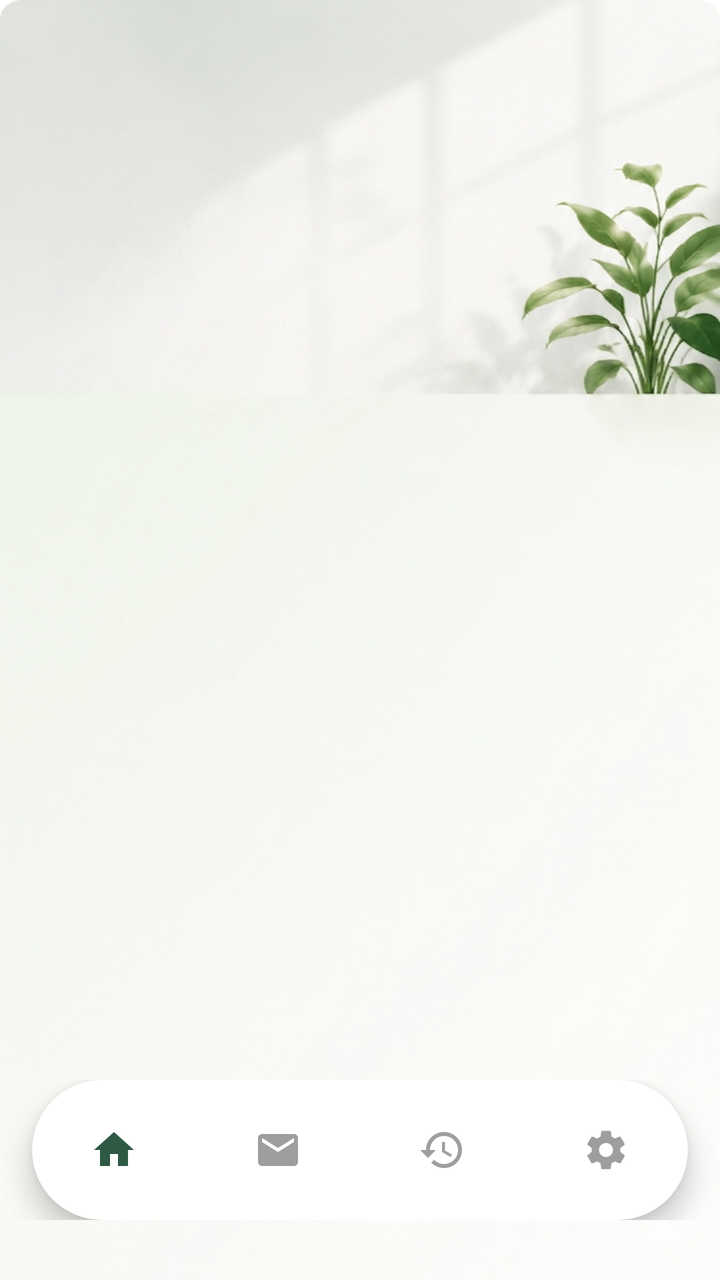
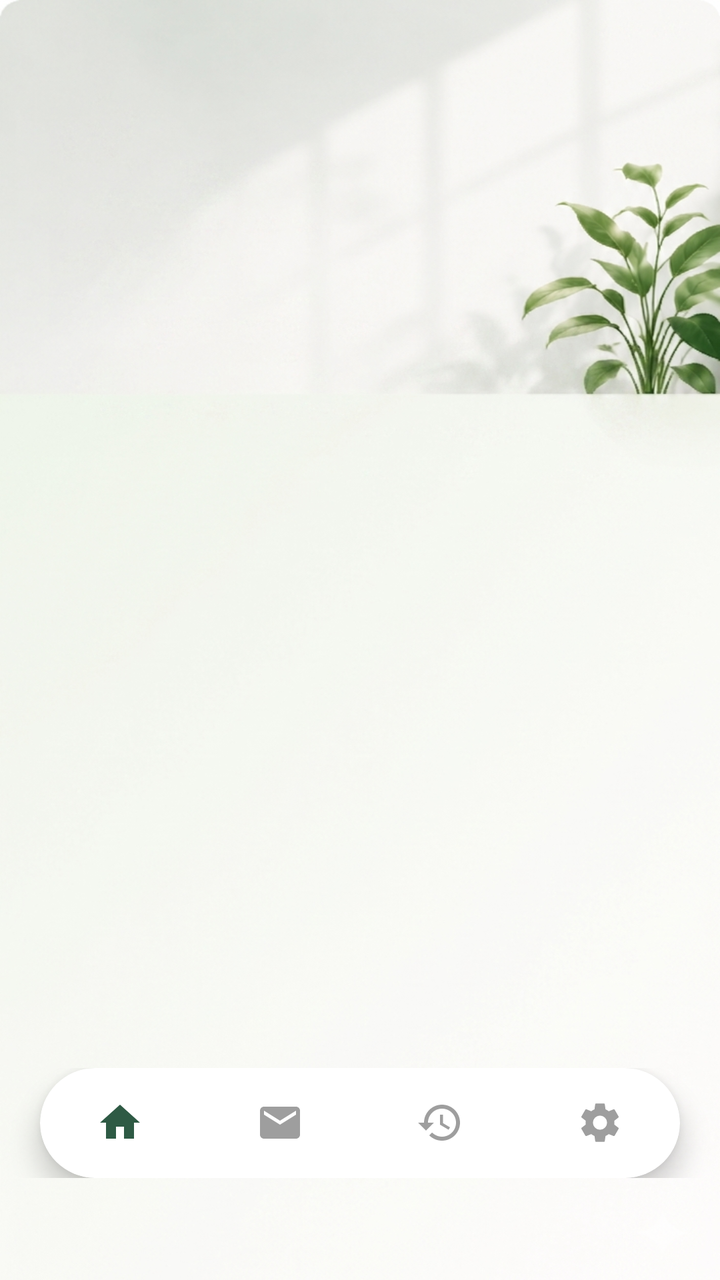

Screens rendered from an Android XML layout before and after an edit, with the pre-edit source and the edit as a unified diff.
<!-- AndroidManifest.xml: application theme Theme.Aqrab -->
<!-- res/layout/activity_patient.xml -->
<?xml version="1.0" encoding="utf-8"?>
<androidx.constraintlayout.widget.ConstraintLayout xmlns:android="http://schemas.android.com/apk/res/android"
    xmlns:app="http://schemas.android.com/apk/res-auto"
    android:layout_width="match_parent"
    android:layout_height="match_parent"
    android:background="@drawable/backaround_patient">

    <androidx.viewpager2.widget.ViewPager2
        android:id="@+id/view_pager"
        android:layout_width="match_parent"
        android:layout_height="0dp"
        app:layout_constraintBottom_toTopOf="@+id/bottom_nav_container"
        app:layout_constraintTop_toTopOf="parent" />

    <FrameLayout
        android:id="@+id/bottom_nav_container"
        android:layout_width="match_parent"
        android:layout_height="wrap_content"
        android:paddingBottom="30dp"
        app:layout_constraintBottom_toBottomOf="parent">

        <androidx.cardview.widget.CardView
            android:layout_width="match_parent"
            android:layout_height="70dp"
            android:layout_marginHorizontal="16dp"
            app:cardCornerRadius="35dp"
            app:cardElevation="8dp">

            <LinearLayout
                android:layout_width="match_parent"
                android:layout_height="match_parent"
                android:gravity="center"
                android:orientation="horizontal">

                <ImageView
                    android:id="@+id/iv_home"
                    android:layout_width="0dp"
                    android:layout_height="wrap_content"
                    android:layout_weight="1"
                    android:clickable="true"
                    android:focusable="true"
                    android:padding="12dp"
                    android:src="@drawable/ic_home"
                    app:tint="#2E5A44" />

                <ImageView
                    android:id="@+id/iv_mail"
                    android:layout_width="0dp"
                    android:layout_height="wrap_content"
                    android:layout_weight="1"
                    android:clickable="true"
                    android:focusable="true"
                    android:padding="12dp"
                    android:src="@drawable/ic_mail"
                    app:tint="#9E9E9E" />

                <ImageView
                    android:id="@+id/iv_history_bottom"
                    android:layout_width="0dp"
                    android:layout_height="wrap_content"
                    android:layout_weight="1"
                    android:clickable="true"
                    android:focusable="true"
                    android:padding="12dp"
                    android:src="@drawable/ic_history"
                    app:tint="#9E9E9E" />

                <ImageView
                    android:id="@+id/iv_settings_bottom"
                    android:layout_width="0dp"
                    android:layout_height="wrap_content"
                    android:layout_weight="1"
                    android:clickable="true"
                    android:focusable="true"
                    android:padding="12dp"
                    android:src="@drawable/ic_settings"
                    app:tint="#9E9E9E" />

            </LinearLayout>
        </androidx.cardview.widget.CardView>
    </FrameLayout>

</androidx.constraintlayout.widget.ConstraintLayout>
<!-- resources referenced by this layout -->
<resources>
  <!-- drawable ic_history (drawable) -->
  <vector xmlns:android="http://schemas.android.com/apk/res/android"
      android:width="24dp"
      android:height="24dp"
      android:viewportWidth="24"
      android:viewportHeight="24">
      <path
          android:fillColor="#9E9E9E"
          android:pathData="M13,3c-4.97,0 -9,4.03 -9,9H1l3.89,3.89 0.07,0.14L9,12H6c0,-3.87 3.13,-7 7,-7s7,3.13 7,7 -3.13,7 -7,7c-1.93,0 -3.68,-0.79 -4.94,-2.06l-1.42,1.42C8.27,19.99 10.51,21 13,21c4.97,0 9,-4.03 9,-9s-4.03,-9 -9,-9zM12,8v5l4.28,2.54 0.72,-1.21 -3.5,-2.08V8H12z"/>
  </vector>
  <!-- drawable ic_home (drawable) -->
  <vector xmlns:android="http://schemas.android.com/apk/res/android"
      android:width="24dp"
      android:height="24dp"
      android:viewportWidth="24"
      android:viewportHeight="24">
      <path
          android:fillColor="#2E5A44"
          android:pathData="M10,20v-6h4v6h5v-8h3L12,3 2,12h3v8z"/>
  </vector>
  <!-- drawable ic_mail (drawable) -->
  <vector xmlns:android="http://schemas.android.com/apk/res/android"
      android:width="24dp"
      android:height="24dp"
      android:viewportWidth="24"
      android:viewportHeight="24">
      <path
          android:fillColor="#000000"
          android:pathData="M20,4H4C2.9,4 2.01,4.9 2.01,6L2,18c0,1.1 0.9,2 2,2h16c1.1,0 2,-0.9 2,-2V6C22,4.9 21.1,4 20,4zM20,8l-8,5L4,8V6l8,5l8,-5V8z"/>
  </vector>
  <!-- drawable ic_settings (drawable) -->
  <vector xmlns:android="http://schemas.android.com/apk/res/android"
      android:width="24dp"
      android:height="24dp"
      android:viewportWidth="24"
      android:viewportHeight="24">
      <path
          android:fillColor="#9E9E9E"
          android:pathData="M19.14,12.94c0.04,-0.3 0.06,-0.61 0.06,-0.94c0,-0.32 -0.02,-0.64 -0.07,-0.94l2.03,-1.58c0.18,-0.14 0.23,-0.41 0.12,-0.61l-1.92,-3.32c-0.12,-0.22 -0.37,-0.29 -0.59,-0.22l-2.39,0.96c-0.5,-0.38 -1.03,-0.7 -1.62,-0.94L14.4,2.81c-0.04,-0.24 -0.24,-0.41 -0.48,-0.41h-3.84c-0.24,0 -0.43,0.17 -0.47,0.41L9.25,5.35C8.66,5.59 8.12,5.92 7.63,6.29L5.24,5.33c-0.22,-0.08 -0.47,0 -0.59,0.22L2.74,8.87C2.62,9.08 2.66,9.34 2.86,9.48l2.03,1.58C4.84,11.36 4.81,11.67 4.81,12c0,0.33 0.02,0.64 0.07,0.94l-2.03,1.58c-0.18,0.14 -0.23,0.41 -0.12,0.61l1.92,3.32c0.12,0.22 0.37,0.29 0.59,0.22l2.39,-0.96c0.5,0.38 1.03,0.7 1.62,0.94l0.36,2.54c0.05,0.24 0.24,0.41 0.48,0.41h3.84c0.24,0 0.44,-0.17 0.47,-0.41l0.36,-2.54c0.59,-0.24 1.13,-0.56 1.62,-0.94l2.39,0.96c0.22,0.08 0.47,0 0.59,-0.22l1.92,-3.32c0.12,-0.22 0.07,-0.47 -0.12,-0.61L19.14,12.94zM12,15.5c-1.93,0 -3.5,-1.57 -3.5,-3.5s1.57,-3.5 3.5,-3.5s3.5,1.57 3.5,3.5S13.93,15.5 12,15.5z"/>
  </vector>
  <style name="Theme.Aqrab" parent="Base.Theme.Aqrab" />
  <style name="Base.Theme.Aqrab" parent="Theme.Material3.DayNight.NoActionBar">
          
          <item name="colorPrimary">@color/primary_green</item>
          <item name="colorAccent">@color/primary_green</item>
          <item name="materialAlertDialogTheme">@style/GreenMaterialAlertDialog</item>
          <item name="alertDialogTheme">@style/GreenAlertDialog</item>
      </style>
  <color name="primary_green">#2E5A44</color>
  <style name="GreenMaterialAlertDialog" parent="ThemeOverlay.Material3.MaterialAlertDialog">
          <item name="colorPrimary">@color/primary_green</item>
          <item name="buttonBarPositiveButtonStyle">@style/GreenAlertButton</item>
          <item name="buttonBarNegativeButtonStyle">@style/GreenAlertButton</item>
          <item name="buttonBarNeutralButtonStyle">@style/GreenAlertButton</item>
      </style>
  <style name="GreenAlertDialog" parent="Theme.AppCompat.Light.Dialog.Alert">
          <item name="colorAccent">@color/primary_green</item>
          <item name="android:textColorPrimary">#333333</item>
          <item name="buttonBarPositiveButtonStyle">@style/GreenAlertButton</item>
          <item name="buttonBarNegativeButtonStyle">@style/GreenAlertButton</item>
      </style>
  <style name="GreenAlertButton" parent="Widget.Material3.Button.TextButton.Dialog">
          <item name="android:textColor">@color/primary_green</item>
      </style>
  <!-- unchanged entries left out for length: 1 -->
</resources>

<!-- the commit's change to res/layout/activity_patient.xml (unified diff, before → after) -->
@@ -9,20 +9,20 @@
         android:id="@+id/view_pager"
         android:layout_width="match_parent"
         android:layout_height="0dp"
-        app:layout_constraintBottom_toTopOf="@+id/bottom_nav_container"
+        app:layout_constraintBottom_toBottomOf="parent"
         app:layout_constraintTop_toTopOf="parent" />
 
     <FrameLayout
         android:id="@+id/bottom_nav_container"
         android:layout_width="match_parent"
         android:layout_height="wrap_content"
-        android:paddingBottom="30dp"
+        android:paddingBottom="51dp"
         app:layout_constraintBottom_toBottomOf="parent">
 
         <androidx.cardview.widget.CardView
             android:layout_width="match_parent"
-            android:layout_height="70dp"
-            android:layout_marginHorizontal="16dp"
+            android:layout_height="55dp"
+            android:layout_marginHorizontal="20dp"
             app:cardCornerRadius="35dp"
             app:cardElevation="8dp">
 
